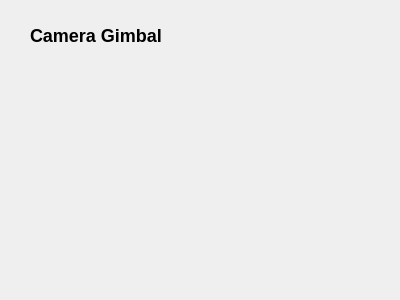
Before: the Qt Designer form src/ui/configuration/CameraGimbalConfig.ui in mavlink/qgroundcontrol, drawn with Qt 5.
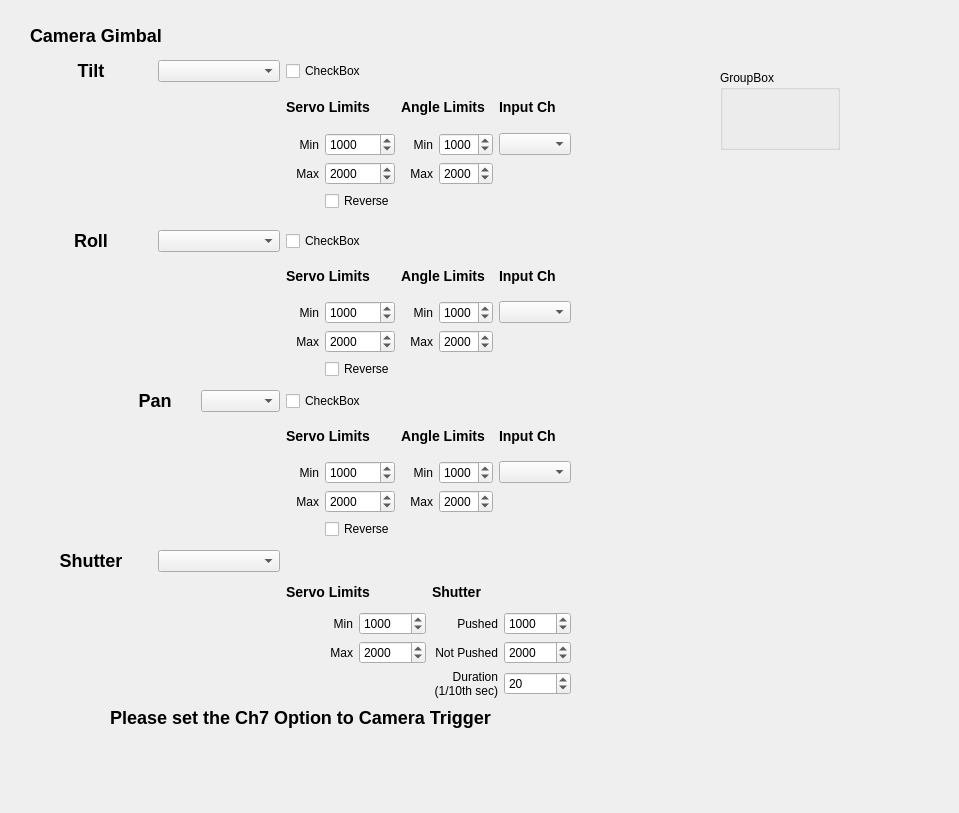
After: the same form once the commit is applied. Icons and pictures are not drawn.

Commit message: Implementation of Camera Gimbal configuration

```diff
--- a/src/ui/configuration/CameraGimbalConfig.ui
+++ b/src/ui/configuration/CameraGimbalConfig.ui
@@ -6,8 +6,8 @@
    <rect>
     <x>0</x>
     <y>0</y>
-    <width>400</width>
-    <height>300</height>
+    <width>959</width>
+    <height>813</height>
    </rect>
   </property>
   <property name="windowTitle">
@@ -29,6 +29,698 @@
     <bool>false</bool>
    </property>
   </widget>
+  <widget class="QWidget" name="gridLayoutWidget">
+   <property name="geometry">
+    <rect>
+     <x>30</x>
+     <y>60</y>
+     <width>541</width>
+     <height>151</height>
+    </rect>
+   </property>
+   <layout class="QGridLayout" name="gridLayout">
+    <item row="2" column="5">
+     <widget class="QLabel" name="label_12">
+      <property name="text">
+       <string>Min</string>
+      </property>
+      <property name="alignment">
+       <set>Qt::AlignRight|Qt::AlignTrailing|Qt::AlignVCenter</set>
+      </property>
+     </widget>
+    </item>
+    <item row="3" column="5">
+     <widget class="QLabel" name="label_13">
+      <property name="text">
+       <string>Max</string>
+      </property>
+      <property name="alignment">
+       <set>Qt::AlignRight|Qt::AlignTrailing|Qt::AlignVCenter</set>
+      </property>
+     </widget>
+    </item>
+    <item row="1" column="7">
+     <widget class="QLabel" name="label_9">
+      <property name="text">
+       <string>&lt;h3&gt;Input Ch&lt;/h3&gt;</string>
+      </property>
+     </widget>
+    </item>
+    <item row="4" column="4">
+     <widget class="QCheckBox" name="tiltReverseCheckBox">
+      <property name="text">
+       <string>Reverse</string>
+      </property>
+     </widget>
+    </item>
+    <item row="1" column="5" colspan="2">
+     <widget class="QLabel" name="label_8">
+      <property name="text">
+       <string>&lt;h3&gt;Angle Limits&lt;/h3&gt;</string>
+      </property>
+     </widget>
+    </item>
+    <item row="1" column="3" colspan="2">
+     <widget class="QLabel" name="label_7">
+      <property name="text">
+       <string>&lt;h3&gt;Servo Limits&lt;/h3&gt;</string>
+      </property>
+     </widget>
+    </item>
+    <item row="3" column="3">
+     <widget class="QLabel" name="label_11">
+      <property name="text">
+       <string>Max</string>
+      </property>
+      <property name="alignment">
+       <set>Qt::AlignRight|Qt::AlignTrailing|Qt::AlignVCenter</set>
+      </property>
+     </widget>
+    </item>
+    <item row="2" column="3">
+     <widget class="QLabel" name="label_10">
+      <property name="text">
+       <string>Min</string>
+      </property>
+      <property name="alignment">
+       <set>Qt::AlignRight|Qt::AlignTrailing|Qt::AlignVCenter</set>
+      </property>
+     </widget>
+    </item>
+    <item row="0" column="2">
+     <widget class="QComboBox" name="tiltChannelComboBox"/>
+    </item>
+    <item row="0" column="1">
+     <widget class="QLabel" name="label_6">
+      <property name="text">
+       <string>&lt;h2&gt;Tilt&lt;/h2&gt;</string>
+      </property>
+      <property name="alignment">
+       <set>Qt::AlignCenter</set>
+      </property>
+     </widget>
+    </item>
+    <item row="0" column="3" colspan="2">
+     <widget class="QCheckBox" name="tiltStabilizeCheckBox">
+      <property name="text">
+       <string>CheckBox</string>
+      </property>
+     </widget>
+    </item>
+    <item row="1" column="1" rowspan="4" colspan="2">
+     <widget class="QLabel" name="label_2">
+      <property name="minimumSize">
+       <size>
+        <width>250</width>
+        <height>120</height>
+       </size>
+      </property>
+      <property name="maximumSize">
+       <size>
+        <width>250</width>
+        <height>120</height>
+       </size>
+      </property>
+      <property name="text">
+       <string/>
+      </property>
+      <property name="pixmap">
+       <pixmap resource="../../../qgroundcontrol.qrc">:/files/images/devices/cameraGimalPitch1.png</pixmap>
+      </property>
+      <property name="scaledContents">
+       <bool>true</bool>
+      </property>
+     </widget>
+    </item>
+    <item row="2" column="4">
+     <widget class="QSpinBox" name="tiltServoMinSpinBox">
+      <property name="maximum">
+       <number>3000</number>
+      </property>
+      <property name="value">
+       <number>1000</number>
+      </property>
+     </widget>
+    </item>
+    <item row="3" column="4">
+     <widget class="QSpinBox" name="tiltServoMaxSpinBox">
+      <property name="maximum">
+       <number>3000</number>
+      </property>
+      <property name="value">
+       <number>2000</number>
+      </property>
+     </widget>
+    </item>
+    <item row="2" column="6">
+     <widget class="QSpinBox" name="tiltAngleMinSpinBox">
+      <property name="maximum">
+       <number>3000</number>
+      </property>
+      <property name="value">
+       <number>1000</number>
+      </property>
+     </widget>
+    </item>
+    <item row="3" column="6">
+     <widget class="QSpinBox" name="tiltAngleMaxSpinBox">
+      <property name="maximum">
+       <number>3000</number>
+      </property>
+      <property name="value">
+       <number>2000</number>
+      </property>
+     </widget>
+    </item>
+    <item row="2" column="7">
+     <widget class="QComboBox" name="tiltInputChannelComboBox"/>
+    </item>
+   </layout>
+  </widget>
+  <widget class="QWidget" name="gridLayoutWidget_2">
+   <property name="geometry">
+    <rect>
+     <x>30</x>
+     <y>230</y>
+     <width>541</width>
+     <height>149</height>
+    </rect>
+   </property>
+   <layout class="QGridLayout" name="gridLayout_2">
+    <item row="2" column="5">
+     <widget class="QLabel" name="label_14">
+      <property name="text">
+       <string>Min</string>
+      </property>
+      <property name="alignment">
+       <set>Qt::AlignRight|Qt::AlignTrailing|Qt::AlignVCenter</set>
+      </property>
+     </widget>
+    </item>
+    <item row="3" column="5">
+     <widget class="QLabel" name="label_15">
+      <property name="text">
+       <string>Max</string>
+      </property>
+      <property name="alignment">
+       <set>Qt::AlignRight|Qt::AlignTrailing|Qt::AlignVCenter</set>
+      </property>
+     </widget>
+    </item>
+    <item row="2" column="7">
+     <widget class="QComboBox" name="rollInputChannelComboBox"/>
+    </item>
+    <item row="1" column="7">
+     <widget class="QLabel" name="label_16">
+      <property name="text">
+       <string>&lt;h3&gt;Input Ch&lt;/h3&gt;</string>
+      </property>
+     </widget>
+    </item>
+    <item row="4" column="4">
+     <widget class="QCheckBox" name="rollReverseCheckBox">
+      <property name="text">
+       <string>Reverse</string>
+      </property>
+     </widget>
+    </item>
+    <item row="1" column="5" colspan="2">
+     <widget class="QLabel" name="label_17">
+      <property name="text">
+       <string>&lt;h3&gt;Angle Limits&lt;/h3&gt;</string>
+      </property>
+     </widget>
+    </item>
+    <item row="1" column="3" colspan="2">
+     <widget class="QLabel" name="label_18">
+      <property name="text">
+       <string>&lt;h3&gt;Servo Limits&lt;/h3&gt;</string>
+      </property>
+     </widget>
+    </item>
+    <item row="3" column="3">
+     <widget class="QLabel" name="label_19">
+      <property name="text">
+       <string>Max</string>
+      </property>
+      <property name="alignment">
+       <set>Qt::AlignRight|Qt::AlignTrailing|Qt::AlignVCenter</set>
+      </property>
+     </widget>
+    </item>
+    <item row="2" column="3">
+     <widget class="QLabel" name="label_20">
+      <property name="text">
+       <string>Min</string>
+      </property>
+      <property name="alignment">
+       <set>Qt::AlignRight|Qt::AlignTrailing|Qt::AlignVCenter</set>
+      </property>
+     </widget>
+    </item>
+    <item row="0" column="2">
+     <widget class="QComboBox" name="rollChannelComboBox"/>
+    </item>
+    <item row="0" column="1">
+     <widget class="QLabel" name="label_21">
+      <property name="text">
+       <string>&lt;h2&gt;Roll&lt;/h2&gt;</string>
+      </property>
+      <property name="alignment">
+       <set>Qt::AlignCenter</set>
+      </property>
+     </widget>
+    </item>
+    <item row="0" column="3" colspan="2">
+     <widget class="QCheckBox" name="rollStabilizeCheckBox">
+      <property name="text">
+       <string>CheckBox</string>
+      </property>
+     </widget>
+    </item>
+    <item row="1" column="1" rowspan="4" colspan="2">
+     <widget class="QLabel" name="label_3">
+      <property name="minimumSize">
+       <size>
+        <width>250</width>
+        <height>120</height>
+       </size>
+      </property>
+      <property name="maximumSize">
+       <size>
+        <width>250</width>
+        <height>120</height>
+       </size>
+      </property>
+      <property name="text">
+       <string/>
+      </property>
+      <property name="pixmap">
+       <pixmap resource="../../../qgroundcontrol.qrc">:/files/images/devices/cameraGimalRoll1.png</pixmap>
+      </property>
+      <property name="scaledContents">
+       <bool>true</bool>
+      </property>
+     </widget>
+    </item>
+    <item row="2" column="4">
+     <widget class="QSpinBox" name="rollServoMinSpinBox">
+      <property name="maximum">
+       <number>3000</number>
+      </property>
+      <property name="value">
+       <number>1000</number>
+      </property>
+     </widget>
+    </item>
+    <item row="3" column="4">
+     <widget class="QSpinBox" name="rollServoMaxSpinBox">
+      <property name="maximum">
+       <number>3000</number>
+      </property>
+      <property name="value">
+       <number>2000</number>
+      </property>
+     </widget>
+    </item>
+    <item row="2" column="6">
+     <widget class="QSpinBox" name="rollAngleMinSpinBox">
+      <property name="maximum">
+       <number>3000</number>
+      </property>
+      <property name="value">
+       <number>1000</number>
+      </property>
+     </widget>
+    </item>
+    <item row="3" column="6">
+     <widget class="QSpinBox" name="rollAngleMaxSpinBox">
+      <property name="maximum">
+       <number>3000</number>
+      </property>
+      <property name="value">
+       <number>2000</number>
+      </property>
+     </widget>
+    </item>
+   </layout>
+  </widget>
+  <widget class="QWidget" name="gridLayoutWidget_3">
+   <property name="geometry">
+    <rect>
+     <x>30</x>
+     <y>390</y>
+     <width>541</width>
+     <height>149</height>
+    </rect>
+   </property>
+   <layout class="QGridLayout" name="gridLayout_3">
+    <item row="2" column="5">
+     <widget class="QLabel" name="label_22">
+      <property name="text">
+       <string>Min</string>
+      </property>
+      <property name="alignment">
+       <set>Qt::AlignRight|Qt::AlignTrailing|Qt::AlignVCenter</set>
+      </property>
+     </widget>
+    </item>
+    <item row="3" column="5">
+     <widget class="QLabel" name="label_23">
+      <property name="text">
+       <string>Max</string>
+      </property>
+      <property name="alignment">
+       <set>Qt::AlignRight|Qt::AlignTrailing|Qt::AlignVCenter</set>
+      </property>
+     </widget>
+    </item>
+    <item row="2" column="7">
+     <widget class="QComboBox" name="panInputChannelComboBox"/>
+    </item>
+    <item row="1" column="7">
+     <widget class="QLabel" name="label_24">
+      <property name="text">
+       <string>&lt;h3&gt;Input Ch&lt;/h3&gt;</string>
+      </property>
+     </widget>
+    </item>
+    <item row="4" column="4">
+     <widget class="QCheckBox" name="panReverseCheckBox">
+      <property name="text">
+       <string>Reverse</string>
+      </property>
+     </widget>
+    </item>
+    <item row="1" column="5" colspan="2">
+     <widget class="QLabel" name="label_25">
+      <property name="text">
+       <string>&lt;h3&gt;Angle Limits&lt;/h3&gt;</string>
+      </property>
+     </widget>
+    </item>
+    <item row="1" column="3" colspan="2">
+     <widget class="QLabel" name="label_26">
+      <property name="text">
+       <string>&lt;h3&gt;Servo Limits&lt;/h3&gt;</string>
+      </property>
+     </widget>
+    </item>
+    <item row="3" column="3">
+     <widget class="QLabel" name="label_27">
+      <property name="text">
+       <string>Max</string>
+      </property>
+      <property name="alignment">
+       <set>Qt::AlignRight|Qt::AlignTrailing|Qt::AlignVCenter</set>
+      </property>
+     </widget>
+    </item>
+    <item row="2" column="3">
+     <widget class="QLabel" name="label_28">
+      <property name="text">
+       <string>Min</string>
+      </property>
+      <property name="alignment">
+       <set>Qt::AlignRight|Qt::AlignTrailing|Qt::AlignVCenter</set>
+      </property>
+     </widget>
+    </item>
+    <item row="0" column="2">
+     <widget class="QComboBox" name="panChannelComboBox"/>
+    </item>
+    <item row="0" column="1">
+     <widget class="QLabel" name="label_29">
+      <property name="text">
+       <string>&lt;h2&gt;Pan&lt;/h2&gt;</string>
+      </property>
+      <property name="alignment">
+       <set>Qt::AlignCenter</set>
+      </property>
+     </widget>
+    </item>
+    <item row="0" column="3" colspan="2">
+     <widget class="QCheckBox" name="panStabilizeCheckBox">
+      <property name="text">
+       <string>CheckBox</string>
+      </property>
+     </widget>
+    </item>
+    <item row="1" column="0" rowspan="4" colspan="3">
+     <widget class="QLabel" name="label_4">
+      <property name="minimumSize">
+       <size>
+        <width>250</width>
+        <height>120</height>
+       </size>
+      </property>
+      <property name="maximumSize">
+       <size>
+        <width>250</width>
+        <height>120</height>
+       </size>
+      </property>
+      <property name="text">
+       <string/>
+      </property>
+      <property name="pixmap">
+       <pixmap resource="../../../qgroundcontrol.qrc">:/files/images/devices/cameraGimalYaw.png</pixmap>
+      </property>
+      <property name="scaledContents">
+       <bool>true</bool>
+      </property>
+     </widget>
+    </item>
+    <item row="2" column="4">
+     <widget class="QSpinBox" name="panServoMinSpinBox">
+      <property name="maximum">
+       <number>3000</number>
+      </property>
+      <property name="value">
+       <number>1000</number>
+      </property>
+     </widget>
+    </item>
+    <item row="2" column="6">
+     <widget class="QSpinBox" name="panAngleMinSpinBox">
+      <property name="maximum">
+       <number>3000</number>
+      </property>
+      <property name="value">
+       <number>1000</number>
+      </property>
+     </widget>
+    </item>
+    <item row="3" column="6">
+     <widget class="QSpinBox" name="panAngleMaxSpinBox">
+      <property name="maximum">
+       <number>3000</number>
+      </property>
+      <property name="value">
+       <number>2000</number>
+      </property>
+     </widget>
+    </item>
+    <item row="3" column="4">
+     <widget class="QSpinBox" name="panServoMaxSpinBox">
+      <property name="maximum">
+       <number>3000</number>
+      </property>
+      <property name="value">
+       <number>2000</number>
+      </property>
+     </widget>
+    </item>
+   </layout>
+  </widget>
+  <widget class="QWidget" name="gridLayoutWidget_4">
+   <property name="geometry">
+    <rect>
+     <x>30</x>
+     <y>550</y>
+     <width>541</width>
+     <height>181</height>
+    </rect>
+   </property>
+   <layout class="QGridLayout" name="gridLayout_4">
+    <item row="1" column="1" rowspan="4" colspan="2">
+     <widget class="QLabel" name="label_5">
+      <property name="minimumSize">
+       <size>
+        <width>250</width>
+        <height>120</height>
+       </size>
+      </property>
+      <property name="maximumSize">
+       <size>
+        <width>250</width>
+        <height>120</height>
+       </size>
+      </property>
+      <property name="text">
+       <string/>
+      </property>
+      <property name="pixmap">
+       <pixmap resource="../../../qgroundcontrol.qrc">:/files/images/devices/Shutter.png</pixmap>
+      </property>
+      <property name="scaledContents">
+       <bool>true</bool>
+      </property>
+     </widget>
+    </item>
+    <item row="4" column="5">
+     <widget class="QLabel" name="label_39">
+      <property name="text">
+       <string>Duration
+(1/10th sec)</string>
+      </property>
+      <property name="alignment">
+       <set>Qt::AlignRight|Qt::AlignTrailing|Qt::AlignVCenter</set>
+      </property>
+     </widget>
+    </item>
+    <item row="2" column="5">
+     <widget class="QLabel" name="label_31">
+      <property name="text">
+       <string>Pushed</string>
+      </property>
+      <property name="alignment">
+       <set>Qt::AlignRight|Qt::AlignTrailing|Qt::AlignVCenter</set>
+      </property>
+     </widget>
+    </item>
+    <item row="3" column="5">
+     <widget class="QLabel" name="label_32">
+      <property name="text">
+       <string>Not Pushed</string>
+      </property>
+      <property name="alignment">
+       <set>Qt::AlignRight|Qt::AlignTrailing|Qt::AlignVCenter</set>
+      </property>
+     </widget>
+    </item>
+    <item row="1" column="5" colspan="2">
+     <widget class="QLabel" name="label_34">
+      <property name="text">
+       <string>&lt;h3&gt;Shutter&lt;/h3&gt;</string>
+      </property>
+     </widget>
+    </item>
+    <item row="1" column="3" colspan="2">
+     <widget class="QLabel" name="label_35">
+      <property name="text">
+       <string>&lt;h3&gt;Servo Limits&lt;/h3&gt;</string>
+      </property>
+     </widget>
+    </item>
+    <item row="3" column="3">
+     <widget class="QLabel" name="label_36">
+      <property name="text">
+       <string>Max</string>
+      </property>
+      <property name="alignment">
+       <set>Qt::AlignRight|Qt::AlignTrailing|Qt::AlignVCenter</set>
+      </property>
+     </widget>
+    </item>
+    <item row="2" column="3">
+     <widget class="QLabel" name="label_37">
+      <property name="text">
+       <string>Min</string>
+      </property>
+      <property name="alignment">
+       <set>Qt::AlignRight|Qt::AlignTrailing|Qt::AlignVCenter</set>
+      </property>
+     </widget>
+    </item>
+    <item row="0" column="2">
+     <widget class="QComboBox" name="shutterChannelComboBox"/>
+    </item>
+    <item row="0" column="1">
+     <widget class="QLabel" name="label_38">
+      <property name="text">
+       <string>&lt;h2&gt;Shutter&lt;/h2&gt;</string>
+      </property>
+      <property name="alignment">
+       <set>Qt::AlignCenter</set>
+      </property>
+     </widget>
+    </item>
+    <item row="5" column="1" colspan="6">
+     <widget class="QLabel" name="label_40">
+      <property name="text">
+       <string>&lt;h2&gt;Please set the Ch7 Option to Camera Trigger&lt;/h2&gt;</string>
+      </property>
+      <property name="alignment">
+       <set>Qt::AlignCenter</set>
+      </property>
+     </widget>
+    </item>
+    <item row="2" column="6">
+     <widget class="QSpinBox" name="shutterPushedSpinBox">
+      <property name="maximum">
+       <number>3000</number>
+      </property>
+      <property name="value">
+       <number>1000</number>
+      </property>
+     </widget>
+    </item>
+    <item row="3" column="6">
+     <widget class="QSpinBox" name="shutterNotPushedSpinBox">
+      <property name="maximum">
+       <number>3000</number>
+      </property>
+      <property name="value">
+       <number>2000</number>
+      </property>
+     </widget>
+    </item>
+    <item row="4" column="6">
+     <widget class="QSpinBox" name="shutterDurationSpinBox">
+      <property name="maximum">
+       <number>100</number>
+      </property>
+      <property name="value">
+       <number>20</number>
+      </property>
+     </widget>
+    </item>
+    <item row="2" column="4">
+     <widget class="QSpinBox" name="shutterServoMinSpinBox">
+      <property name="maximum">
+       <number>3000</number>
+      </property>
+      <property name="value">
+       <number>1000</number>
+      </property>
+     </widget>
+    </item>
+    <item row="3" column="4">
+     <widget class="QSpinBox" name="shutterServoMaxSpinBox">
+      <property name="maximum">
+       <number>3000</number>
+      </property>
+      <property name="value">
+       <number>2000</number>
+      </property>
+     </widget>
+    </item>
+   </layout>
+  </widget>
+  <widget class="QGroupBox" name="groupBox">
+   <property name="geometry">
+    <rect>
+     <x>720</x>
+     <y>70</y>
+     <width>120</width>
+     <height>80</height>
+    </rect>
+   </property>
+   <property name="title">
+    <string>GroupBox</string>
+   </property>
+  </widget>
  </widget>
  <resources/>
  <connections/>
```
Left out of the diff: 4 changed lines with no effect on the pictures. The commit also changes 8 other files.
